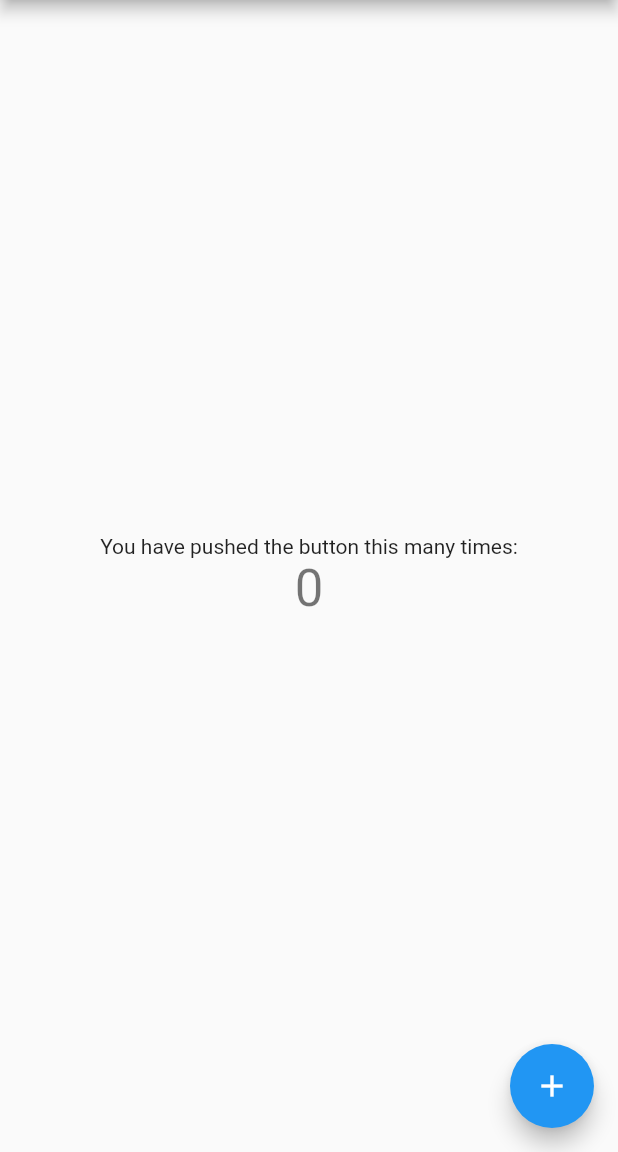
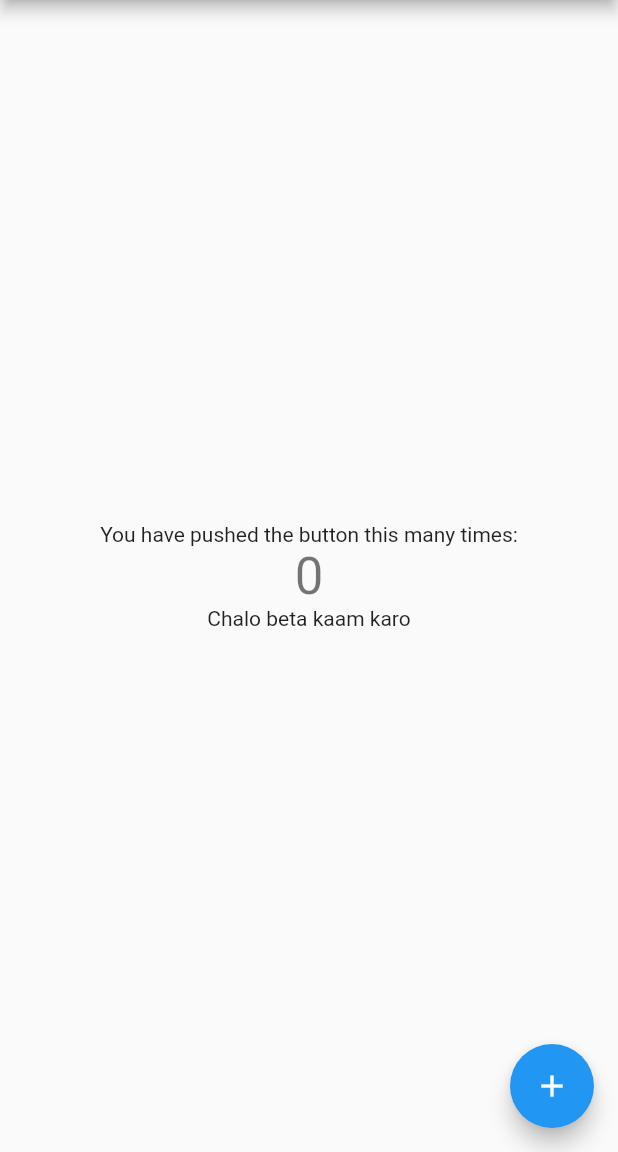
Before and after one commit to Admanii/First, a Flutter app: the screen it shows after launch, on a phone screen of 412 x 824 dp, the part 84-1236 px from its top. Run offline on Flutter 3.47's test engine with Material 2 defaults, Android fonts, the phone set to English and light mode, and no system bars.

Commit message:
Initial commit

```diff
--- a/lib/main.dart
+++ b/lib/main.dart
@@ -69,6 +69,7 @@ class _MyHomePageState extends State<MyHomePage> {
               '$_counter',
               style: Theme.of(context).textTheme.headline4,
             ),
+            Text("Chalo beta kaam karo")
           ],
         ),
       ),
```
